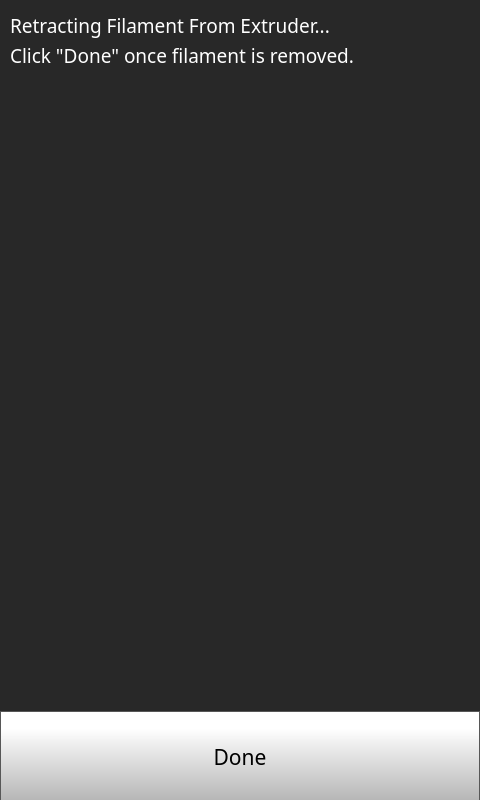
Before: the Qt Designer form octoprint_VolterraIDEXTouchUI/mainGUI.ui in FracktalWorks/VolterraIDEXTouchUI, drawn with Qt 5.
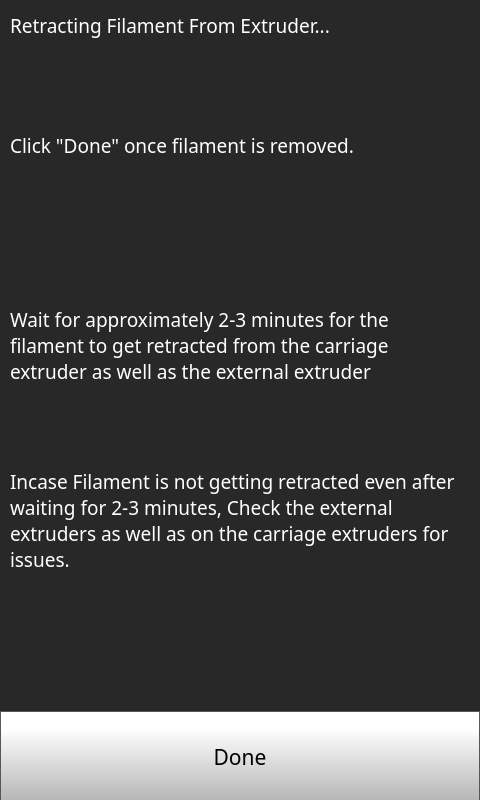
After: the same form once the commit is applied. The open tabs and pages were chosen to show the change. Icons and pictures are not drawn.

What changed in the file:
```diff
--- a/octoprint_VolterraIDEXTouchUI/mainGUI.ui
+++ b/octoprint_VolterraIDEXTouchUI/mainGUI.ui
@@ -14872,7 +14872,7 @@
       <property name="geometry">
        <rect>
         <x>10</x>
-        <y>40</y>
+        <y>130</y>
         <width>461</width>
         <height>31</height>
        </rect>
@@ -14968,6 +14968,62 @@
        <string>Retracting Filament From Extruder...</string>
       </property>
      </widget>
+     <widget class="QLabel" name="feedFilamentlabel_13">
+      <property name="geometry">
+       <rect>
+        <x>10</x>
+        <y>280</y>
+        <width>451</width>
+        <height>131</height>
+       </rect>
+      </property>
+      <property name="font">
+       <font>
+        <family>Gotham Light</family>
+        <pointsize>14</pointsize>
+        <weight>50</weight>
+        <bold>false</bold>
+       </font>
+      </property>
+      <property name="styleSheet">
+       <string notr="true">color: rgb(255, 255, 255);
+background-color: rgba(255, 255, 255, 0);</string>
+      </property>
+      <property name="text">
+       <string>Wait for approximately 2-3 minutes for the filament to get retracted from the carriage extruder as well as the external extruder</string>
+      </property>
+      <property name="wordWrap">
+       <bool>true</bool>
+      </property>
+     </widget>
+     <widget class="QLabel" name="feedFilamentlabel_14">
+      <property name="geometry">
+       <rect>
+        <x>10</x>
+        <y>470</y>
+        <width>451</width>
+        <height>101</height>
+       </rect>
+      </property>
+      <property name="font">
+       <font>
+        <family>Gotham Light</family>
+        <pointsize>14</pointsize>
+        <weight>50</weight>
+        <bold>false</bold>
+       </font>
+      </property>
+      <property name="styleSheet">
+       <string notr="true">color: rgb(255, 255, 255);
+background-color: rgba(255, 255, 255, 0);</string>
+      </property>
+      <property name="text">
+       <string>Incase Filament is not getting retracted even after waiting for 2-3 minutes, Check the external extruders as well as on the carriage extruders for issues.</string>
+      </property>
+      <property name="wordWrap">
+       <bool>true</bool>
+      </property>
+     </widget>
     </widget>
    </widget>
   </widget>
```
Left out of the diff: 219 changed lines with no effect on the pictures.
